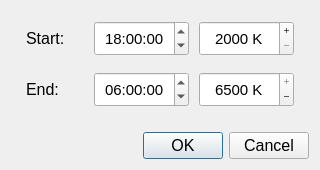
Qt form src/tempscheduler.ui (ArtrixTech/DynaGammy) before a commit.
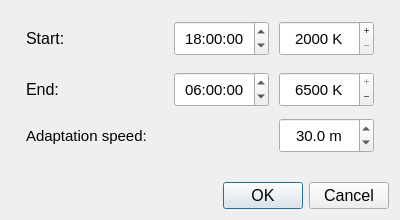
The same form after that commit. Icons and pictures are not drawn.

Commit message: Allow auto mode disable when pressing the sliders; add fast temperature change when changing settings; start from max temp when auto temp is on

What changed in the file:
```diff
--- a/src/tempscheduler.ui
+++ b/src/tempscheduler.ui
@@ -6,8 +6,8 @@
    <rect>
     <x>0</x>
     <y>0</y>
-    <width>320</width>
-    <height>170</height>
+    <width>400</width>
+    <height>220</height>
    </rect>
   </property>
   <property name="sizePolicy">
@@ -19,15 +19,22 @@
   <property name="minimumSize">
    <size>
     <width>320</width>
-    <height>170</height>
+    <height>220</height>
    </size>
   </property>
   <property name="maximumSize">
    <size>
-    <width>320</width>
-    <height>170</height>
+    <width>400</width>
+    <height>220</height>
    </size>
   </property>
+  <property name="font">
+   <font>
+    <pointsize>11</pointsize>
+    <weight>50</weight>
+    <bold>false</bold>
+   </font>
+  </property>
   <property name="windowTitle">
    <string>Temperature schedule</string>
   </property>
@@ -68,6 +75,8 @@
            <property name="font">
             <font>
              <pointsize>12</pointsize>
+             <weight>50</weight>
+             <bold>false</bold>
             </font>
            </property>
            <property name="text">
@@ -182,6 +191,8 @@
            <property name="font">
             <font>
              <pointsize>12</pointsize>
+             <weight>50</weight>
+             <bold>false</bold>
             </font>
            </property>
            <property name="text">
@@ -284,6 +295,69 @@
          </item>
         </layout>
        </item>
+       <item>
+        <layout class="QHBoxLayout" name="horizontalLayout_4">
+         <property name="spacing">
+          <number>10</number>
+         </property>
+         <property name="leftMargin">
+          <number>0</number>
+         </property>
+         <property name="topMargin">
+          <number>5</number>
+         </property>
+         <property name="rightMargin">
+          <number>0</number>
+         </property>
+         <property name="bottomMargin">
+          <number>0</number>
+         </property>
+         <item>
+          <widget class="QLabel" name="label_3">
+           <property name="text">
+            <string>Adaptation speed:</string>
+           </property>
+          </widget>
+         </item>
+         <item>
+          <widget class="QDoubleSpinBox" name="doubleSpinBox">
+           <property name="minimumSize">
+            <size>
+             <width>0</width>
+             <height>35</height>
+            </size>
+           </property>
+           <property name="maximumSize">
+            <size>
+             <width>95</width>
+             <height>16777215</height>
+            </size>
+           </property>
+           <property name="alignment">
+            <set>Qt::AlignCenter</set>
+           </property>
+           <property name="suffix">
+            <string> m</string>
+           </property>
+           <property name="decimals">
+            <number>1</number>
+           </property>
+           <property name="minimum">
+            <double>0.500000000000000</double>
+           </property>
+           <property name="maximum">
+            <double>60.000000000000000</double>
+           </property>
+           <property name="stepType">
+            <enum>QAbstractSpinBox::DefaultStepType</enum>
+           </property>
+           <property name="value">
+            <double>30.000000000000000</double>
+           </property>
+          </widget>
+         </item>
+        </layout>
+       </item>
       </layout>
      </item>
      <item>
@@ -324,6 +398,8 @@
          <property name="font">
           <font>
            <pointsize>12</pointsize>
+           <weight>50</weight>
+           <bold>false</bold>
           </font>
          </property>
          <property name="styleSheet">
```
The commit also changes 6 other files.
